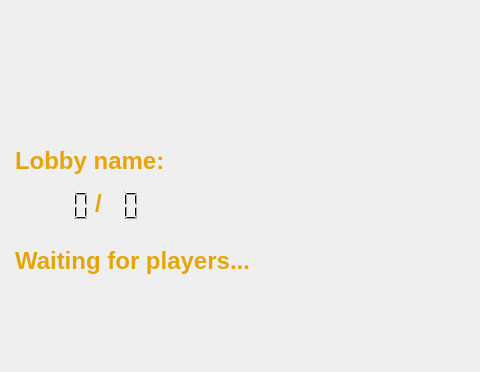
First picture: the form in client/Lobby/waitingroom.ui, repository mateozorzi/practice-sdd, before the edit; both pictures show x 0 to 480 and y 355 to 727 of the 1000 by 727 pixel window.
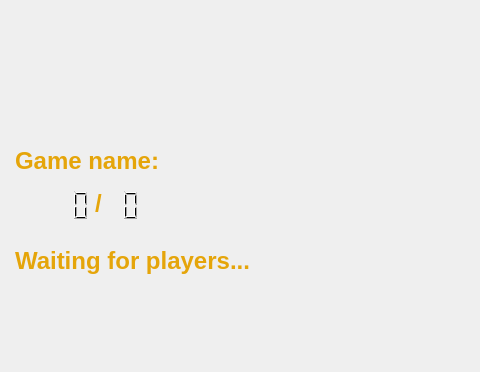
Second picture: the form after the edit. Icons and pictures are not drawn.

What changed in the file:
```diff
--- a/client/Lobby/waitingroom.ui
+++ b/client/Lobby/waitingroom.ui
@@ -231,7 +231,7 @@
 li.unchecked::marker { content: &quot;\2610&quot;; }
 li.checked::marker { content: &quot;\2612&quot;; }
 &lt;/style&gt;&lt;/head&gt;&lt;body style=&quot; font-family:'Ubuntu Sans'; font-size:16pt; font-weight:700; font-style:normal;&quot;&gt;
-&lt;p style=&quot; margin-top:0px; margin-bottom:0px; margin-left:0px; margin-right:0px; -qt-block-indent:0; text-indent:0px;&quot;&gt;&lt;span style=&quot; font-size:18pt;&quot;&gt;Lobby name:&lt;/span&gt;&lt;/p&gt;&lt;/body&gt;&lt;/html&gt;</string>
+&lt;p style=&quot; margin-top:0px; margin-bottom:0px; margin-left:0px; margin-right:0px; -qt-block-indent:0; text-indent:0px;&quot;&gt;&lt;span style=&quot; font-size:18pt;&quot;&gt;Game name:&lt;/span&gt;&lt;/p&gt;&lt;/body&gt;&lt;/html&gt;</string>
     </property>
    </widget>
    <widget class="QTextEdit" name="lobbyname">
```
